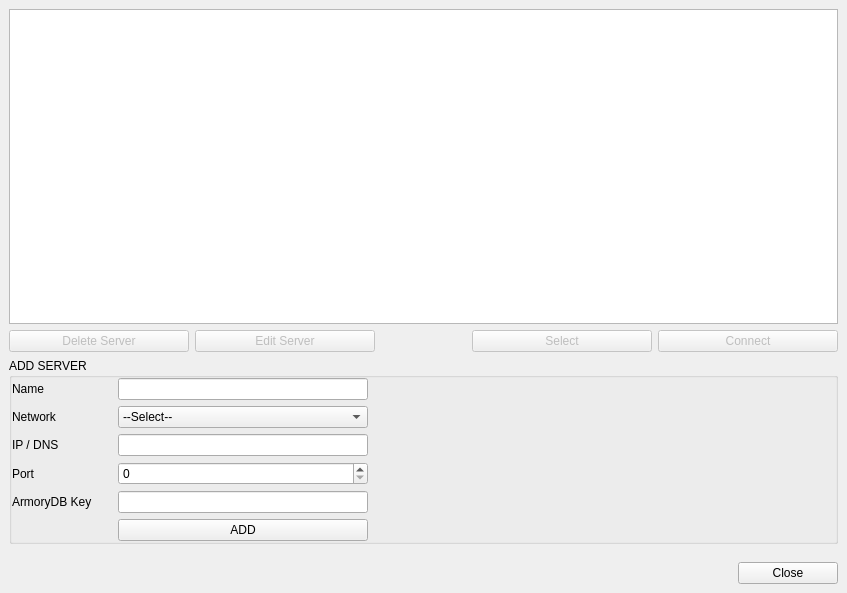
BlockSettle/terminal, file BlockSettleUILib/Settings/ArmoryServersWidget.ui: the form before one commit.
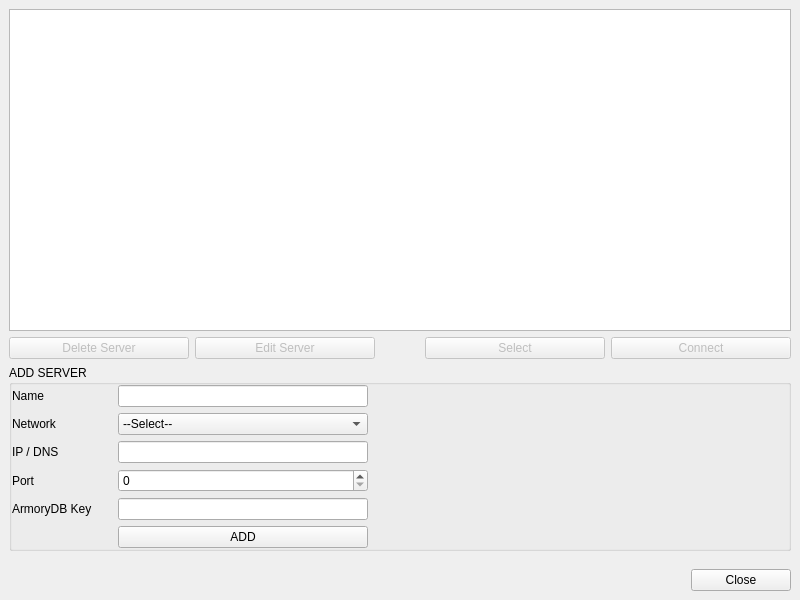
The form after the commit. Icons and pictures are not drawn.

Commit message: Terminal ui fixes: -Only have desktop icons for Terminal and Signer -Set staging server to default for dev version -On copy of Armory/Client Key. Use same copy logic on button as we have in the signer -The placing of menu here is very different and “jumps” -Increase size of manage button -Ensure the port setting has same width as other boxes -Have a slightly wider default width of name, address, and port, it look too narrow right now -Have a top bar so that the first row doesn’t look cut (same for armoryDB management)

The edit to the form file:
```diff
--- a/BlockSettleUILib/Settings/ArmoryServersWidget.ui
+++ b/BlockSettleUILib/Settings/ArmoryServersWidget.ui
@@ -6,14 +6,14 @@
    <rect>
     <x>0</x>
     <y>0</y>
-    <width>847</width>
-    <height>593</height>
+    <width>800</width>
+    <height>600</height>
    </rect>
   </property>
   <property name="sizeHint" stdset="0">
    <size>
-    <width>847</width>
-    <height>593</height>
+    <width>1002</width>
+    <height>467</height>
    </size>
   </property>
   <property name="windowTitle">
@@ -511,9 +511,18 @@
         <property name="textElideMode">
          <enum>Qt::ElideNone</enum>
         </property>
+        <property name="showGrid">
+         <bool>false</bool>
+        </property>
         <property name="cornerButtonEnabled">
          <bool>false</bool>
         </property>
+        <attribute name="horizontalHeaderDefaultSectionSize">
+         <number>140</number>
+        </attribute>
+        <attribute name="horizontalHeaderMinimumSectionSize">
+         <number>80</number>
+        </attribute>
         <attribute name="verticalHeaderVisible">
          <bool>false</bool>
         </attribute>
```
The commit also changes 5 other files.
